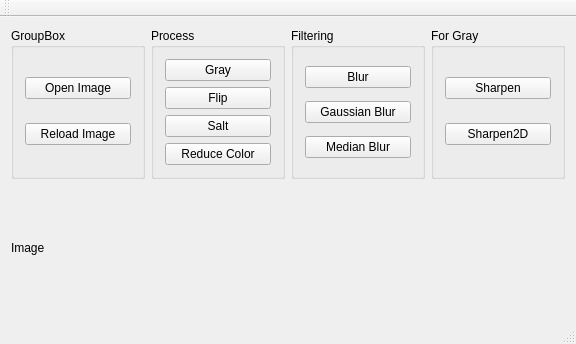
baidut/ITS, file OpenCarVision/mainwindow.ui: the form before one commit.
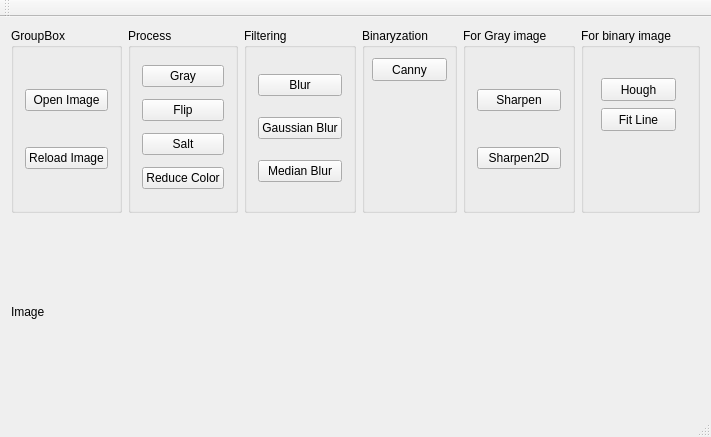
The form after the commit.

The edit to the form file:
```diff
--- a/OpenCarVision/mainwindow.ui
+++ b/OpenCarVision/mainwindow.ui
@@ -6,8 +6,8 @@
    <rect>
     <x>0</x>
     <y>0</y>
-    <width>576</width>
-    <height>344</height>
+    <width>672</width>
+    <height>437</height>
    </rect>
   </property>
   <property name="windowTitle">
@@ -15,6 +15,69 @@
   </property>
   <widget class="QWidget" name="centralWidget">
    <layout class="QGridLayout" name="gridLayout">
+    <item row="0" column="2">
+     <widget class="QGroupBox" name="groupBox_4">
+      <property name="title">
+       <string>Filtering</string>
+      </property>
+      <layout class="QVBoxLayout" name="verticalLayout">
+       <item>
+        <widget class="QPushButton" name="pushButton_blur">
+         <property name="text">
+          <string>Blur</string>
+         </property>
+        </widget>
+       </item>
+       <item>
+        <widget class="QPushButton" name="pushButton_gaussianBlur">
+         <property name="text">
+          <string>Gaussian Blur</string>
+         </property>
+        </widget>
+       </item>
+       <item>
+        <widget class="QPushButton" name="pushButton_medianBlur">
+         <property name="text">
+          <string>Median Blur</string>
+         </property>
+        </widget>
+       </item>
+      </layout>
+     </widget>
+    </item>
+    <item row="0" column="5">
+     <widget class="QGroupBox" name="groupBox_5">
+      <property name="title">
+       <string>For binary image</string>
+      </property>
+      <widget class="QPushButton" name="pushButton_hough">
+       <property name="geometry">
+        <rect>
+         <x>20</x>
+         <y>50</y>
+         <width>75</width>
+         <height>23</height>
+        </rect>
+       </property>
+       <property name="text">
+        <string>Hough</string>
+       </property>
+      </widget>
+      <widget class="QPushButton" name="pushButton_fitLine">
+       <property name="geometry">
+        <rect>
+         <x>20</x>
+         <y>80</y>
+         <width>75</width>
+         <height>23</height>
+        </rect>
+       </property>
+       <property name="text">
+        <string>Fit Line</string>
+       </property>
+      </widget>
+     </widget>
+    </item>
     <item row="0" column="1">
      <widget class="QGroupBox" name="groupBox">
       <property name="title">
@@ -52,10 +115,10 @@
       </layout>
      </widget>
     </item>
-    <item row="0" column="3">
+    <item row="0" column="4">
      <widget class="QGroupBox" name="groupBox_2">
       <property name="title">
-       <string>For Gray</string>
+       <string>For Gray image</string>
       </property>
       <layout class="QGridLayout" name="gridLayout_3">
        <item row="0" column="0">
@@ -98,41 +161,31 @@
       </layout>
      </widget>
     </item>
-    <item row="3" column="0" colspan="4">
+    <item row="1" column="0">
      <widget class="QLabel" name="label_img">
       <property name="text">
        <string>Image</string>
       </property>
      </widget>
     </item>
-    <item row="0" column="2">
-     <widget class="QGroupBox" name="groupBox_4">
+    <item row="0" column="3">
+     <widget class="QGroupBox" name="groupBox_6">
       <property name="title">
-       <string>Filtering</string>
+       <string>Binaryzation</string>
       </property>
-      <layout class="QVBoxLayout" name="verticalLayout">
-       <item>
-        <widget class="QPushButton" name="pushButton_blur">
-         <property name="text">
-          <string>Blur</string>
-         </property>
-        </widget>
-       </item>
-       <item>
-        <widget class="QPushButton" name="pushButton_gaussianBlur">
-         <property name="text">
-          <string>Gaussian Blur</string>
-         </property>
-        </widget>
-       </item>
-       <item>
-        <widget class="QPushButton" name="pushButton_medianBlur">
-         <property name="text">
-          <string>Median Blur</string>
-         </property>
-        </widget>
-       </item>
-      </layout>
+      <widget class="QPushButton" name="pushButton_canny">
+       <property name="geometry">
+        <rect>
+         <x>10</x>
+         <y>30</y>
+         <width>75</width>
+         <height>23</height>
+        </rect>
+       </property>
+       <property name="text">
+        <string>Canny</string>
+       </property>
+      </widget>
      </widget>
     </item>
    </layout>
```
Left out of the diff: 2 changed lines with no effect on the pictures.
